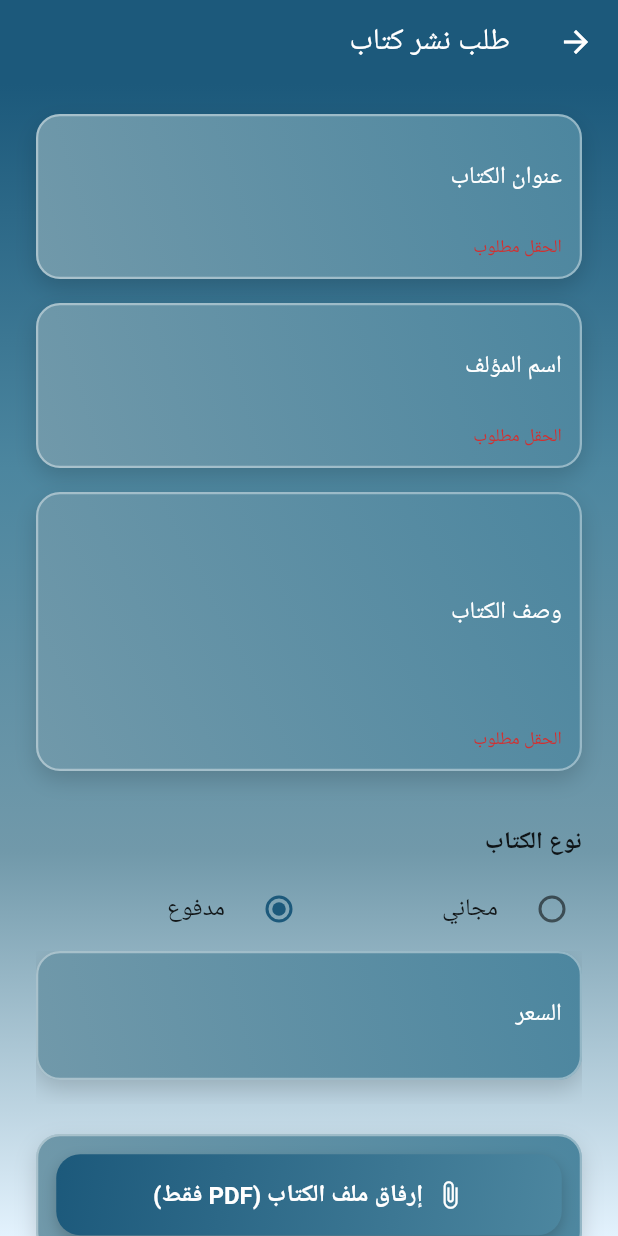
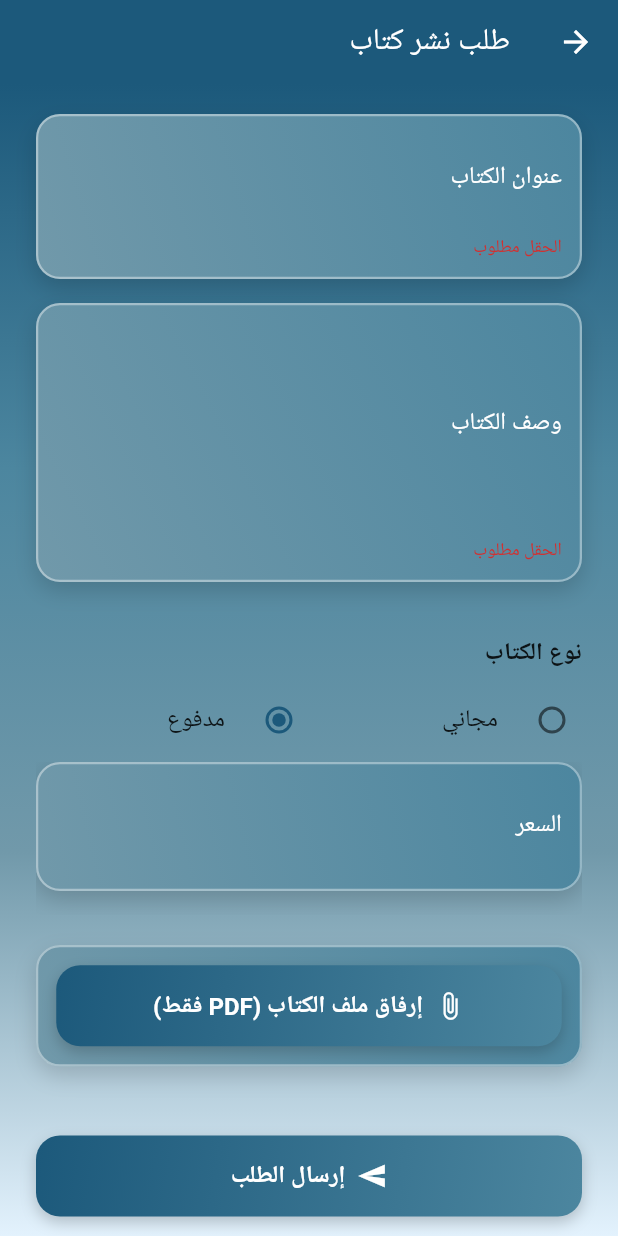
Before and after one commit to EngMohammadMostafa/Journey-of-a-pen_Frontend, a Flutter app: the RequestBookFormPage screen opened directly, after a tap on "إرسال الطلب", after a tap on "مدفوع", on a phone screen of 412 x 824 dp. Run offline on Flutter 3.47's test engine with Material 2 defaults, Android fonts, the phone set to English and light mode, and no system bars; our stand-ins replace audioplayers, dio, file_picker, open_file, shared_preferences; missing offline and left inert: advance_pdf_viewer2; accounts and stored records are empty; network calls fail.

Commit message:
تم ربط request-books

```diff
--- a/lib/features/notifications/presentation/pages/notifications_page.dart
+++ b/lib/features/notifications/presentation/pages/notifications_page.dart
@@ -18,16 +18,16 @@ class NotificationsPage extends StatefulWidget {
 class _NotificationsPageState extends State<NotificationsPage> {
   Set<String> readIds = {}; // IDs المقروءة
   final player = AudioPlayer();  // مشغل الصوت لمرة واحدة فقط
-  bool _autoRefreshStarted = false;
+  int _lastNotificationsCount = 0; // لتتبع عدد الإشعارات
 
   @override
   void initState() {
     super.initState();
     _loadReadIds();
 
-    // بدء التحديث التلقائي بعد تحميل الصفحة
+    // تحديث الإشعارات مرة واحدة عند فتح الصفحة
     WidgetsBinding.instance.addPostFrameCallback((_) {
-      _startAutoRefresh();
+      _fetchNotificationsWithSound();
     });
   }
 
@@ -36,6 +36,19 @@ class _NotificationsPageState extends State<NotificationsPage> {
     setState(() {
       readIds = prefs.getStringList('read_notifications')?.toSet() ?? {};
     });
+  }
+
+  /// جلب الإشعارات وتشغيل الصوت إذا وصل إشعار جديد
+  Future<void> _fetchNotificationsWithSound() async {
+    final provider = context.read<NotificationProvider>();
+    await provider.fetchNotifications();
+
+    if (provider.notifications.length > _lastNotificationsCount) {
+      // إشعار جديد وصل → تشغيل الصوت
+      _playNotificationSound();
+    }
+
+    _lastNotificationsCount = provider.notifications.length;
   }
 
   Future<void> _markAsRead(NotificationModel notification) async {
@@ -73,20 +86,6 @@ class _NotificationsPageState extends State<NotificationsPage> {
     );
   }
 
-  /// 🔄 بدء التحديث التلقائي
-  void _startAutoRefresh() {
-    if (_autoRefreshStarted) return;
-    _autoRefreshStarted = true;
-
-    final provider = context.read<NotificationProvider>();
-
-    Future.doWhile(() async {
-      await provider.fetchNotifications();
-      await Future.delayed(const Duration(seconds: 5));
-      return true; // استمرار الحلقة
-    });
-  }
-
   @override
   Widget build(BuildContext context) {
     final notificationProvider = context.watch<NotificationProvider>();
@@ -94,7 +93,11 @@ class _NotificationsPageState extends State<NotificationsPage> {
         notificationProvider.notifications;
 
     return Scaffold(
-      body: Container(
+      body: RefreshIndicator(
+        onRefresh: () async {
+          await _fetchNotificationsWithSound();
+        },
+        child: Container(
           decoration: const BoxDecoration(
             gradient: LinearGradient(
               begin: Alignment.topCenter,
@@ -204,17 +207,12 @@ class _NotificationsPageState extends State<NotificationsPage> {
                               },
                               child: GestureDetector(
                                 onTap: () async {
-                                // تعليم الإشعار كمقروء وتحديث الواجهة
                                   await _markAsRead(notification);
-
-                                // تشغيل الصوت
                                   _playNotificationSound();
-
-                                // عرض رسالة قصيرة
                                   _showSnackBar(
                                       "تم قراءة الإشعار: ${notification.title}");
 
-                                // عرض حوار التفاصيل
+                                  // عرض الحوار كما في السابق
                                   showGeneralDialog(
                                     context: context,
                                     barrierDismissible: true,
@@ -223,8 +221,8 @@ class _NotificationsPageState extends State<NotificationsPage> {
                                     const Duration(milliseconds: 350),
                                     pageBuilder: (_, animation, __) {
                                       return BackdropFilter(
-                                      filter: ImageFilter.blur(
-                                          sigmaX: 4, sigmaY: 4),
+                                        filter:
+                                        ImageFilter.blur(sigmaX: 4, sigmaY: 4),
                                         child: Center(
                                           child: Dialog(
                                             shape: RoundedRectangleBorder(
@@ -276,7 +274,8 @@ class _NotificationsPageState extends State<NotificationsPage> {
                                                   SizedBox(
                                                     width: double.infinity,
                                                     child: ElevatedButton(
-                                                    style: ElevatedButton.styleFrom(
+                                                      style:
+                                                      ElevatedButton.styleFrom(
                                                         backgroundColor: Colors.white,
                                                         foregroundColor:
                                                         const Color(0xFF1C597B),
@@ -364,8 +363,8 @@ class _NotificationsPageState extends State<NotificationsPage> {
                                             padding: const EdgeInsets.symmetric(
                                                 horizontal: 8, vertical: 2),
                                             decoration: BoxDecoration(
-                                            color:
-                                            Colors.green.withOpacity(0.15),
+                                              color: Colors.green
+                                                  .withOpacity(0.15),
                                               borderRadius:
                                               BorderRadius.circular(12),
                                             ),
@@ -392,6 +391,7 @@ class _NotificationsPageState extends State<NotificationsPage> {
             ),
           ),
         ),
+      ),
     );
   }
 }
--- a/lib/features/request_book/presentation/pages/request_book_form_page.dart
+++ b/lib/features/request_book/presentation/pages/request_book_form_page.dart
@@ -1,6 +1,13 @@
 import 'dart:io';
+import 'package:dio/dio.dart';
 import 'package:flutter/material.dart';
 import 'package:file_picker/file_picker.dart';
+import 'package:http/http.dart' as http;
+import 'package:http_parser/http_parser.dart';
+import 'package:path/path.dart' as path;
+
+import '../../../../core/api/api_service.dart';
+import '../../../../core/constants/api_endpoints.dart';
 
 class RequestBookFormPage extends StatefulWidget {
   const RequestBookFormPage({super.key});
@@ -13,11 +20,11 @@ class _RequestBookFormPageState extends State<RequestBookFormPage> {
   final _formKey = GlobalKey<FormState>();
 
   String title = '';
-  String author = '';
   String description = '';
   String bookType = 'free';
   String price = '';
   File? file;
+  bool isLoading = false;
 
   @override
   Widget build(BuildContext context) {
@@ -32,7 +39,6 @@ class _RequestBookFormPageState extends State<RequestBookFormPage> {
         ),
         body: Stack(
           children: [
-            // الخلفية المتدرجة
             Container(
               decoration: const BoxDecoration(
                 gradient: LinearGradient(
@@ -47,7 +53,6 @@ class _RequestBookFormPageState extends State<RequestBookFormPage> {
                 ),
               ),
             ),
-            // محتوى الصفحة
             SingleChildScrollView(
               padding: const EdgeInsets.symmetric(horizontal: 24, vertical: 20),
               child: Form(
@@ -58,10 +63,6 @@ class _RequestBookFormPageState extends State<RequestBookFormPage> {
 
                     _buildCardField(
                       child: _buildInput('عنوان الكتاب', onSaved: (v) => title = v!),
-                    ),
-
-                    _buildCardField(
-                      child: _buildInput('اسم المؤلف', onSaved: (v) => author = v!),
                     ),
 
                     _buildCardField(
@@ -85,7 +86,6 @@ class _RequestBookFormPageState extends State<RequestBookFormPage> {
                       ],
                     ),
 
-                    // حقل السعر مع Animation عند الاختيار
                     AnimatedSwitcher(
                       duration: const Duration(milliseconds: 300),
                       transitionBuilder: (child, anim) {
@@ -117,7 +117,9 @@ class _RequestBookFormPageState extends State<RequestBookFormPage> {
                     _buildCardField(
                       child: _interactiveButton(
                         icon: Icons.attach_file,
-                        text: 'إرفاق ملف الكتاب (PDF فقط)',
+                        text: file != null
+                            ? "تم اختيار: ${path.basename(file!.path)}"
+                            : 'إرفاق ملف الكتاب (PDF فقط)',
                         onPressed: () async {
                           final result = await FilePicker.platform.pickFiles(
                             type: FileType.custom,
@@ -135,61 +137,14 @@ class _RequestBookFormPageState extends State<RequestBookFormPage> {
                       ),
                     ),
 
-                    if (file != null)
-                      Padding(
-                        padding: const EdgeInsets.only(top: 8),
-                        child: _buildCardField(
-                          child: Row(
-                            children: [
-                              const Icon(Icons.picture_as_pdf, color: Colors.redAccent),
-                              const SizedBox(width: 8),
-                              Expanded(
-                                child: Text(
-                                  file!.path.split('/').last,
-                                  style: const TextStyle(color: Colors.black87, fontSize: 14, fontWeight: FontWeight.w500),
-                                  overflow: TextOverflow.ellipsis,
-                                ),
-                              ),
-                            ],
-                          ),
-                        ),
-                      ),
-
                     const SizedBox(height: 30),
 
                     Center(
                       child: _interactiveButton(
-                        text: 'إرسال الطلب',
+                        text: isLoading ? 'جاري الإرسال...' : 'إرسال الطلب',
                         icon: Icons.send,
-                        onPressed: () {
-                          if (_formKey.currentState!.validate()) {
-                            if (file == null) {
-                              ScaffoldMessenger.of(context).showSnackBar(
-                                const SnackBar(content: Text('يرجى إرفاق ملف PDF')),
-                              );
-                              return;
-                            }
-                            _formKey.currentState!.save();
-                            showDialog(
-                              context: context,
-                              builder: (_) => AlertDialog(
-                                shape: RoundedRectangleBorder(borderRadius: BorderRadius.circular(16)),
-                                title: const Text('تم إرسال الطلب'),
-                                content: Text(
-                                  'تم إرسال طلب رفع الكتاب بنجاح\n'
-                                      'العنوان: $title\n'
-                                      'المؤلف: $author\n'
-                                      'الحالة: قيد المراجعة',
-                                ),
-                                actions: [
-                                  TextButton(
-                                    onPressed: () => Navigator.pop(context),
-                                    child: const Text('حسناً'),
-                                  ),
-                                ],
-                              ),
-                            );
-                          }
+                        onPressed: isLoading ? null : () async {
+                          await _submitForm();
                         },
                       ),
                     ),
@@ -203,7 +158,76 @@ class _RequestBookFormPageState extends State<RequestBookFormPage> {
     );
   }
 
-  /// كارت بحواف دائرية، ظل، وإطار خفيف
+  Future<void> _submitForm() async {
+    if (!_formKey.currentState!.validate()) return;
+    if (file == null) {
+      ScaffoldMessenger.of(context).showSnackBar(
+        const SnackBar(content: Text('يرجى إرفاق ملف PDF')),
+      );
+      return;
+    }
+
+    _formKey.currentState!.save();
+    setState(() => isLoading = true);
+
+    try {
+      final formData = FormData.fromMap({
+        'title': title,
+        'description': description,
+        'book_type': bookType,
+        if (bookType == 'paid') 'price': price,
+        'file': await MultipartFile.fromFile(
+          file!.path,
+          filename: path.basename(file!.path),
+          contentType: MediaType('application', 'pdf'),
+        ),
+      });
+
+      final response = await ApiService().dio.post(
+        ApiEndpoints.requestBooks,
+        data: formData,
+        options: Options(
+          headers: {
+            'Content-Type': 'multipart/form-data',
+          },
+        ),
+      );
+
+      setState(() => isLoading = false);
+
+      if (response.statusCode == 200 || response.statusCode == 201) {
+        showDialog(
+          context: context,
+          builder: (_) => AlertDialog(
+            shape: RoundedRectangleBorder(borderRadius: BorderRadius.circular(16)),
+            title: const Text('تم إرسال الطلب'),
+            content: Text(
+              'تم إرسال طلب رفع الكتاب بنجاح\n'
+                  'العنوان: $title\n'
+                  'الحالة: قيد المراجعة',
+            ),
+            actions: [
+              TextButton(
+                onPressed: () => Navigator.pop(context),
+                child: const Text('حسناً'),
+              ),
+            ],
+          ),
+        );
+      } else {
+        ScaffoldMessenger.of(context).showSnackBar(
+          const SnackBar(content: Text('حدث خطأ أثناء إرسال الطلب')),
+        );
+      }
+    } catch (e) {
+      setState(() => isLoading = false);
+      ScaffoldMessenger.of(context).showSnackBar(
+        SnackBar(content: Text('خطأ: $e')),
+      );
+    }
+  }
+
+
   Widget _buildCardField({required Widget child, Key? key}) {
     return GestureDetector(
       onTapDown: (_) => setState(() {}),
@@ -224,7 +248,7 @@ class _RequestBookFormPageState extends State<RequestBookFormPage> {
           ),
           borderRadius: BorderRadius.circular(16),
           border: Border.all(
-            color: Colors.white.withOpacity(0.4), // الإطار الخارجي
+            color: Colors.white.withOpacity(0.4),
             width: 1.5,
           ),
           boxShadow: [
@@ -275,7 +299,7 @@ class _RequestBookFormPageState extends State<RequestBookFormPage> {
 
   Widget _interactiveButton({
     required String text,
-    required VoidCallback onPressed,
+    required VoidCallback? onPressed,
     IconData? icon,
   }) {
     return InkWell(
```
Lines whose indentation alone changed are shown as unchanged.
